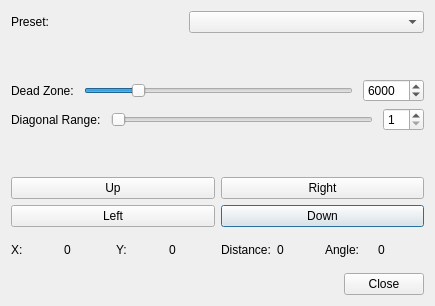
The window that src/joycontrolstickeditdialog.ui (AntiMicroX/antimicrox) describes before a commit, drawn with Qt 5.
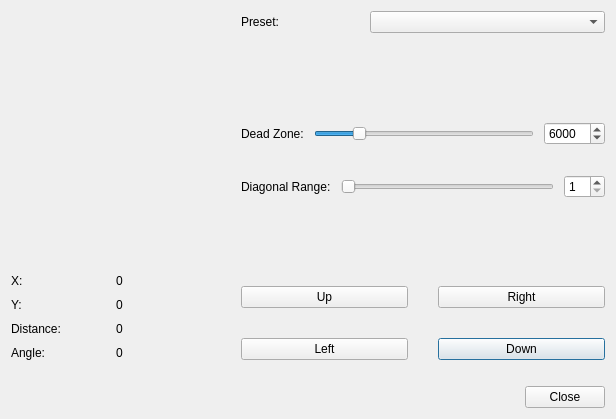
The same window after the commit. Custom widgets are drawn as their Qt base class.

Commit message: Added widget to JoyControlStickEditDialog to show the current position of the joystick along with the deadzone and diagonal ranges mapped.

```diff
--- a/src/joycontrolstickeditdialog.ui
+++ b/src/joycontrolstickeditdialog.ui
@@ -6,10 +6,16 @@
    <rect>
     <x>0</x>
     <y>0</y>
-    <width>435</width>
-    <height>306</height>
+    <width>616</width>
+    <height>419</height>
    </rect>
   </property>
+  <property name="minimumSize">
+   <size>
+    <width>600</width>
+    <height>400</height>
+   </size>
+  </property>
   <property name="windowTitle">
    <string>Dialog</string>
   </property>
@@ -23,10 +29,198 @@
   <property name="modal">
    <bool>true</bool>
   </property>
+  <layout class="QVBoxLayout" name="verticalLayout_4">
+   <item>
+    <layout class="QHBoxLayout" name="horizontalLayout_4" stretch="1,2">
+     <property name="spacing">
+      <number>30</number>
+     </property>
+     <item>
+      <layout class="QVBoxLayout" name="verticalLayout_3">
+       <property name="spacing">
+        <number>20</number>
+       </property>
+       <item>
+        <widget class="JoyControlStickStatusBox" name="stickStatusBoxWidget" native="true">
+         <property name="sizePolicy">
+          <sizepolicy hsizetype="MinimumExpanding" vsizetype="MinimumExpanding">
+           <horstretch>0</horstretch>
+           <verstretch>0</verstretch>
+          </sizepolicy>
+         </property>
+         <property name="minimumSize">
+          <size>
+           <width>200</width>
+           <height>200</height>
+          </size>
+         </property>
+         <property name="maximumSize">
+          <size>
+           <width>16777215</width>
+           <height>16777215</height>
+          </size>
+         </property>
+         <property name="sizeIncrement">
+          <size>
+           <width>0</width>
+           <height>0</height>
+          </size>
+         </property>
+         <property name="baseSize">
+          <size>
+           <width>200</width>
+           <height>200</height>
+          </size>
+         </property>
+        </widget>
+       </item>
+       <item>
+        <spacer name="verticalSpacer_3">
+         <property name="orientation">
+          <enum>Qt::Vertical</enum>
+         </property>
+         <property name="sizeType">
+          <enum>QSizePolicy::Fixed</enum>
+         </property>
+         <property name="sizeHint" stdset="0">
+          <size>
+           <width>20</width>
+           <height>20</height>
+          </size>
+         </property>
+        </spacer>
+       </item>
+       <item>
   <layout class="QVBoxLayout" name="verticalLayout">
    <property name="spacing">
-    <number>-1</number>
-   </property>
+          <number>10</number>
+         </property>
+         <item>
+          <layout class="QHBoxLayout" name="horizontalLayout_5">
+           <item>
+            <widget class="QLabel" name="label_4">
+             <property name="sizePolicy">
+              <sizepolicy hsizetype="Preferred" vsizetype="Fixed">
+               <horstretch>0</horstretch>
+               <verstretch>0</verstretch>
+              </sizepolicy>
+             </property>
+             <property name="text">
+              <string>X:</string>
+             </property>
+            </widget>
+           </item>
+           <item>
+            <widget class="QLabel" name="xCoordinateLabel">
+             <property name="sizePolicy">
+              <sizepolicy hsizetype="Preferred" vsizetype="Fixed">
+               <horstretch>0</horstretch>
+               <verstretch>0</verstretch>
+              </sizepolicy>
+             </property>
+             <property name="text">
+              <string>0</string>
+             </property>
+            </widget>
+           </item>
+          </layout>
+         </item>
+         <item>
+          <layout class="QHBoxLayout" name="horizontalLayout_6">
+           <item>
+            <widget class="QLabel" name="label_6">
+             <property name="sizePolicy">
+              <sizepolicy hsizetype="Preferred" vsizetype="Fixed">
+               <horstretch>0</horstretch>
+               <verstretch>0</verstretch>
+              </sizepolicy>
+             </property>
+             <property name="text">
+              <string>Y:</string>
+             </property>
+            </widget>
+           </item>
+           <item>
+            <widget class="QLabel" name="yCoordinateLabel">
+             <property name="sizePolicy">
+              <sizepolicy hsizetype="Preferred" vsizetype="Fixed">
+               <horstretch>0</horstretch>
+               <verstretch>0</verstretch>
+              </sizepolicy>
+             </property>
+             <property name="text">
+              <string>0</string>
+             </property>
+            </widget>
+           </item>
+          </layout>
+         </item>
+         <item>
+          <layout class="QHBoxLayout" name="horizontalLayout_7">
+           <item>
+            <widget class="QLabel" name="label_8">
+             <property name="sizePolicy">
+              <sizepolicy hsizetype="Preferred" vsizetype="Fixed">
+               <horstretch>0</horstretch>
+               <verstretch>0</verstretch>
+              </sizepolicy>
+             </property>
+             <property name="text">
+              <string>Distance:</string>
+             </property>
+            </widget>
+           </item>
+           <item>
+            <widget class="QLabel" name="distanceLabel">
+             <property name="sizePolicy">
+              <sizepolicy hsizetype="Preferred" vsizetype="Fixed">
+               <horstretch>0</horstretch>
+               <verstretch>0</verstretch>
+              </sizepolicy>
+             </property>
+             <property name="text">
+              <string>0</string>
+             </property>
+            </widget>
+           </item>
+          </layout>
+         </item>
+         <item>
+          <layout class="QHBoxLayout" name="horizontalLayout_8">
+           <item>
+            <widget class="QLabel" name="label_10">
+             <property name="sizePolicy">
+              <sizepolicy hsizetype="Preferred" vsizetype="Fixed">
+               <horstretch>0</horstretch>
+               <verstretch>0</verstretch>
+              </sizepolicy>
+             </property>
+             <property name="text">
+              <string>Angle:</string>
+             </property>
+            </widget>
+           </item>
+           <item>
+            <widget class="QLabel" name="diagonalLabel">
+             <property name="sizePolicy">
+              <sizepolicy hsizetype="Preferred" vsizetype="Fixed">
+               <horstretch>0</horstretch>
+               <verstretch>0</verstretch>
+              </sizepolicy>
+             </property>
+             <property name="text">
+              <string>0</string>
+             </property>
+            </widget>
+           </item>
+          </layout>
+         </item>
+        </layout>
+       </item>
+      </layout>
+     </item>
+     <item>
+      <layout class="QVBoxLayout" name="verticalLayout_2">
    <item>
     <layout class="QHBoxLayout" name="horizontalLayout">
      <item>
@@ -227,94 +421,6 @@
      </item>
     </layout>
    </item>
-   <item>
-    <spacer name="verticalSpacer_3">
-     <property name="orientation">
-      <enum>Qt::Vertical</enum>
-     </property>
-     <property name="sizeType">
-      <enum>QSizePolicy::Fixed</enum>
-     </property>
-     <property name="sizeHint" stdset="0">
-      <size>
-       <width>20</width>
-       <height>10</height>
-      </size>
-     </property>
-    </spacer>
-   </item>
-   <item>
-    <layout class="QHBoxLayout" name="horizontalLayout_9">
-     <item>
-      <layout class="QHBoxLayout" name="horizontalLayout_5">
-       <item>
-        <widget class="QLabel" name="label_4">
-         <property name="text">
-          <string>X:</string>
-         </property>
-        </widget>
-       </item>
-       <item>
-        <widget class="QLabel" name="xCoordinateLabel">
-         <property name="text">
-          <string>0</string>
-         </property>
-        </widget>
-       </item>
-      </layout>
-     </item>
-     <item>
-      <layout class="QHBoxLayout" name="horizontalLayout_6">
-       <item>
-        <widget class="QLabel" name="label_6">
-         <property name="text">
-          <string>Y:</string>
-         </property>
-        </widget>
-       </item>
-       <item>
-        <widget class="QLabel" name="yCoordinateLabel">
-         <property name="text">
-          <string>0</string>
-         </property>
-        </widget>
-       </item>
-      </layout>
-     </item>
-     <item>
-      <layout class="QHBoxLayout" name="horizontalLayout_7">
-       <item>
-        <widget class="QLabel" name="label_8">
-         <property name="text">
-          <string>Distance:</string>
-         </property>
-        </widget>
-       </item>
-       <item>
-        <widget class="QLabel" name="distanceLabel">
-         <property name="text">
-          <string>0</string>
-         </property>
-        </widget>
-       </item>
-      </layout>
-     </item>
-     <item>
-      <layout class="QHBoxLayout" name="horizontalLayout_8">
-       <item>
-        <widget class="QLabel" name="label_10">
-         <property name="text">
-          <string>Angle:</string>
-         </property>
-        </widget>
-       </item>
-       <item>
-        <widget class="QLabel" name="diagonalLabel">
-         <property name="text">
-          <string>0</string>
-         </property>
-        </widget>
-       </item>
       </layout>
      </item>
     </layout>
@@ -330,7 +436,7 @@
      <property name="sizeHint" stdset="0">
       <size>
        <width>20</width>
-       <height>10</height>
+       <height>20</height>
       </size>
      </property>
     </spacer>
@@ -353,6 +459,12 @@
    <extends>QPushButton</extends>
    <header>joycontrolstickbuttonpushbutton.h</header>
   </customwidget>
+  <customwidget>
+   <class>JoyControlStickStatusBox</class>
+   <extends>QWidget</extends>
+   <header>joycontrolstickstatusbox.h</header>
+   <container>1</container>
+  </customwidget>
  </customwidgets>
  <resources/>
  <connections>
```
Lines whose indentation alone changed are shown as unchanged. The commit also changes 6 other files.
